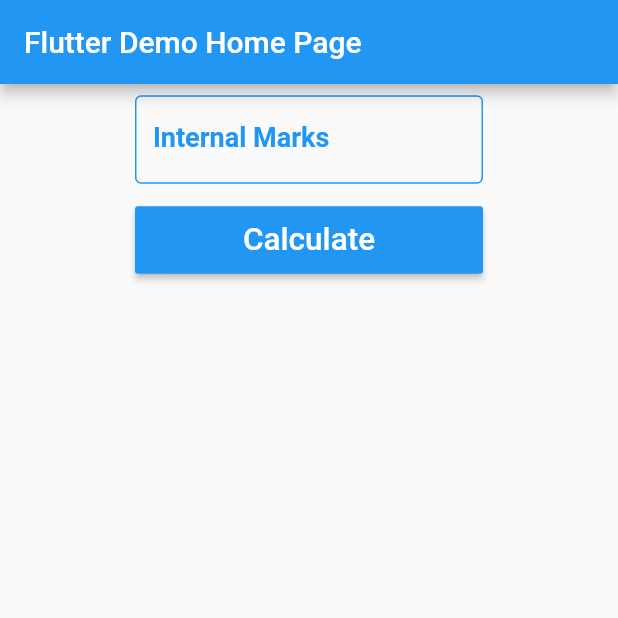
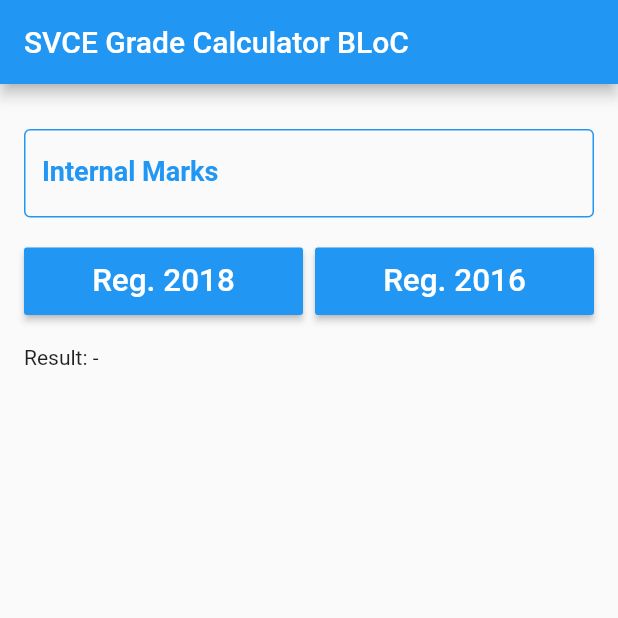
Before and after one commit to swaran18999/Grade-Calculation-using-BLoC, a Flutter app: the screen it shows after launch, on a phone screen of 412 x 824 dp, the top half of it. Run offline on Flutter 3.47's test engine with Material 2 defaults, Android fonts, the phone set to English and light mode, and no system bars; our stand-ins replace bloc, flutter_bloc; Roboto replaces fonts that are missing (Poppins-Regular).

Commit message:
Complete update

```diff
--- /dev/null
+++ b/lib/calcBloc.dart
@@ -0,0 +1,175 @@
+import 'package:bloc/bloc.dart';
+
+enum Year {
+  y2018,
+  y2016
+}
+
+abstract class CalculatorState {}
+
+class CalculatorInitial extends CalculatorState {}
+
+class CalculatorSuccess extends CalculatorState {
+  final String result;
+
+  CalculatorSuccess(this.result);
+}
+
+class CalculatorFailed extends CalculatorState {
+  final String error;
+
+  CalculatorFailed(this.error);
+}
+
+class CalculatorEvent {
+  final Year year;
+  final int numberA;
+  CalculatorEvent(this.year, this.numberA);
+}
+
+class CalculatorBloc extends Bloc<CalculatorEvent, CalculatorState> {
+  CalculatorBloc(CalculatorState initialState) : super(initialState);
+
+  @override
+  CalculatorState get initialState {
+    return CalculatorInitial();
+  }
+
+  @override
+  Stream<CalculatorState> mapEventToState(CalculatorEvent event) async* {
+    String result = "";
+    switch (event.year) {
+      case Year.y2018:
+        result = _calculateGrade2018(event.numberA.toString());
+        yield CalculatorSuccess(result);
+        break;
+      case Year.y2016:
+        result = _calculateGrade2016(event.numberA.toString());
+        yield CalculatorSuccess(result);
+        break;
+    }
+  }
+  String _calculateGrade2016(String text) {
+    String s, a, b, c, d, e;
+    double inter = 0.0;
+    List<String> ret = [];
+    inter = double.parse(text.toString()) + 50;
+    // debugPrint("Internal" + internal.text);
+    print("Inter" + inter.toString());
+    if (inter <= 90.0)
+      s = 'S Grade : Not possible';
+    else
+      s = ('S Grade : ') + ((-(inter - 91.0) + 50.0) * 2).toStringAsFixed(2);
+    ret.add(s);
+    if (inter <= 80.0)
+      a = '\nA Grade : Not possible';
+    else {
+      if ((-(inter - 81.0) + 50.0) * 2 >= 46.0)
+        a = ('\nA Grade : ') + ((-(inter - 81.0) + 50.0) * 2).toStringAsFixed(2);
+      else
+        a = 46.00.toString();
+    }
+    ret.add(a);
+    if (inter <= 70.0)
+      b = '\nB Grade : Not possible';
+    else {
+      if (((-(inter - 71.0) + 50.0) * 2) >= 46.0)
+        b = ('\nB Grade : ') + ((-(inter - 71.0) + 50.0) * 2).toStringAsFixed(2);
+      else
+        b = ('\nB Grade : ') + (46.00).toString();
+    }
+    ret.add(b);
+    if (inter <= 60.0)
+      c = '\nC Grade : Not possible';
+    else {
+      if (((-(inter - 61.0) + 50.0) * 2) >= 46.0)
+        c = ('\nC Grade : ') +
+            ((-(inter - 61.0) + 50.0) * 2).toStringAsFixed((2));
+      else
+        c = ('\nC Grade : ') + (46.00).toString();
+    }
+    ret.add(c);
+    if (inter <= 55.0)
+      d = '\nD Grade : Not possible';
+    else {
+      if (((-(inter - 56.0) + 50.0) * 2) >= 46.0)
+        d = ('\nD Grade : ') + ((-(inter - 56.0) + 50.0) * 2).toStringAsFixed(2);
+      else
+        d = ('\nD Grade : ') + (46.00).toString();
+    }
+    ret.add(d);
+    if (inter <= 50.0)
+      e = '\nE Grade : Not possible';
+    else {
+      if (((-(inter - 51.0) + 50.0) * 2) >= 46.0) {
+        if (((-(inter - 51.0) + 50.0) * 2) <= 100)
+          e = ('\nE Grade : ') +
+              ((-(inter - 51.0) + 50.0) * 2).toStringAsFixed(2);
+        else
+          e = '\nE Grade : Not possible';
+      } else
+        e = ('\nE Grade : ') + (46.00).toString();
+    }
+    ret.add(e);
+    print(ret);
+    return ret.toString();
+  }
+
+  String _calculateGrade2018(String text) {
+    String s, a, b, c, d;
+    double inter = 0.0;
+    List<String> ret = [];
+    inter = double.parse(text.toString()) + 50;
+    if (inter <= 90.0)
+      s = 'O Grade   : Not possible';
+    else
+      s = ('O Grade   : ') + ((-(inter - 91.0) + 50.0) * 2).toStringAsFixed(2);
+    ret.add(s);
+    if (inter <= 80.0)
+      a = '\nA+ Grade : Not possible';
+    else {
+      if ((-(inter - 81.0) + 50.0) * 2 >= 46.0)
+        a = ('\nA+ Grade : ') + ((-(inter - 81.0) + 50.0) * 2).toStringAsFixed(2);
+      else
+        a = ('\nA+ Grade : ') + (46.00).toString();
+    }
+    ret.add(a);
+    if (inter <= 70.0)
+      b = ('\nA Grade   : ') + 'Not possible';
+    else {
+      if (((-(inter - 71.0) + 50.0) * 2) >= 46.0)
+        b = ('\nA Grade   : ') +
+            ((-(inter - 71.0) + 50.0) * 2).toStringAsFixed(2);
+      else
+        b = ('\nA Grade   : ') + (46.00).toString();
+    }
+    ret.add(b);
+    if (inter <= 60.0)
+      c = ('\nB+ Grade : ') + 'Not possible';
+    else {
+      if (((-(inter - 61.0) + 50.0) * 2) >= 46)
+        c = ('\nB+ Grade : ') + ((-(inter - 61.0) + 50.0) * 2).toStringAsFixed(2);
+      else
+        c = ('\nB+ Grade : ') + (46.00).toString();
+    }
+    ret.add(c);
+    if (inter <= 50.0)
+      d = ('\nB Grade   : ') + 'Not possible';
+    else {
+      if (((-(inter - 51.0) + 50.0) * 2) >= 46.0) {
+        if (((-(inter - 51.0) + 50.0) * 2) <= 100)
+          d = ('\nB Grade   : ') +
+              ((-(inter - 51.0) + 50.0) * 2).toStringAsFixed(2);
+        else
+          d = ('\nB Grade   : ') + 'Not possible';
+      } else
+        d = ('\nB Grade   : ') + (46.00).toString();
+
+    }
+
+    ret.add(d);
+    // ret.add('');
+    return ret.toString();
+
+  }
+}
--- a/lib/gradeCalc.dart
+++ /dev/null
@@ -1,129 +0,0 @@
-import 'package:flutter/material.dart';
-import 'package:flutter/services.dart';
-import 'package:gradecalc/gradBloc.dart';
-
-class GradeCalc extends StatefulWidget {
-  @override
-  State<StatefulWidget> createState() {
-    return _GradeCalc();
-  }
-}
-
-// List<String> displayResult = ['', '', '', '', '', ''];
-String displayResult = "";
-enum year { y2016, y2018 }
-
-class _GradeCalc extends State<GradeCalc> {
-  TextStyle textStyle = TextStyle(
-    fontFamily: 'Poppins-Regular',
-    fontSize: 18,
-    color: Colors.blue,
-    fontWeight: FontWeight.bold,
-  );
-  TextStyle textStyle2 = TextStyle(
-    fontFamily: 'Poppins-Regular',
-    color: Colors.blue,
-  );
-  TextStyle textStyle3 = TextStyle(
-    fontFamily: 'Poppins-Regular',
-    color: Colors.red,
-  );
-
-  @override
-  String result="";
-  TextBloc _textBloc = TextBloc();
-  var _formKey = GlobalKey<FormState>();
-  Year _character = Year.y2018;
-  var _autovalidate = false;
-  var _minimumPadding = 1.5;
-  TextEditingController internal = TextEditingController();
-  int creator = 0;
-  Widget build(BuildContext context) {
-    return Scaffold(
-        body: Form(
-            key: _formKey,
-            autovalidate: _autovalidate,
-            child: StreamBuilder(
-              stream: _textBloc.textStream,
-                      builder: (ctxt, AsyncSnapshot<String> textStream) {
-            return Column(children: <Widget>[
-              Padding(
-                padding: EdgeInsets.only(top: _minimumPadding * 5),
-                child: Row(children: <Widget>[
-                  Padding(padding: EdgeInsets.only(left: _minimumPadding * 60)),
-                  Expanded(
-                      child: TextFormField(
-                          keyboardType: TextInputType.number,
-                          validator: (String value) {
-                            if (value.isEmpty) {
-                              displayResult = "";
-                              return 'Enter valid value';
-                            }
-                            if ((double.parse(value) > 50 ||
-                                double.parse(value) < 0)) {
-                              displayResult = "";
-                              return 'Enter correct mark';
-                            }
-                          },
-                          controller: internal,
-                          decoration: InputDecoration(
-                            errorStyle: textStyle3,
-                            labelText: 'Internal Marks',
-                            labelStyle: textStyle,
-                            hintText: 'Enter Internal Marks',
-                            hintStyle: textStyle2,
-                            enabledBorder: OutlineInputBorder(
-                              borderSide: BorderSide(color: Colors.blue),
-                            ),
-                            border: OutlineInputBorder(
-                                borderRadius: BorderRadius.circular(5.0)),
-                          ))),
-                  Padding(padding: EdgeInsets.only(left: _minimumPadding * 60)),
-                ]),
-              ),
-              Container(height: _minimumPadding * 10),
-              Row(
-                children: <Widget>[
-                  Padding(padding: EdgeInsets.only(left: _minimumPadding * 60)),
-                  Expanded(
-                    child: Container(
-                      height: 45.0,
-                      child: RaisedButton(
-                        child: Text(
-                          'Calculate',
-                          textScaleFactor: 1.5,
-                        ),
-                        onPressed: () {
-                          setState(() {
-                            // _textBloc.updateText(internal.text);
-
-                            if (_formKey.currentState.validate()) {
-                            //   displayResult = _calculateGrade2016();
-                            String resukt =_textBloc.updateText(internal.text).toString();
-                              print(resukt.toString());
-                              SystemChannels.textInput
-                                  .invokeMethod('TextInput.hide');
-                            }
-                          });
-                        },
-                        color: Colors.blue,
-                        textColor: Colors.white,
-                      ),
-                    ),
-                  ),
-                  Padding(padding: EdgeInsets.only(left: _minimumPadding * 60)),
-                ],
-              ),
-              Padding(
-                  padding: EdgeInsets.only(
-                      top: _minimumPadding * 10,
-                      left: _minimumPadding * 10,
-                      bottom: _minimumPadding * 10),
-                  child: Text(
-                    result,
-                    style: textStyle,
-                    textScaleFactor: 1.2,
-                  )),
-            ]);})));
-  }
-}
--- a/lib/main.dart
+++ b/lib/main.dart
@@ -1,40 +1,142 @@
 import 'package:flutter/material.dart';
-import 'package:gradecalc/gradeCalc.dart';
+import 'package:flutter_bloc/flutter_bloc.dart';
+import 'package:flutter/services.dart';
+import 'package:gradecalc/calcBloc.dart';
 
-void main() {
-  runApp(MyApp());
-}
+void main() => runApp(App());
 
-class MyApp extends StatelessWidget {
+class App extends StatelessWidget {
   @override
   Widget build(BuildContext context) {
     return MaterialApp(
-      title: 'Flutter Demo',
-      theme: ThemeData(
-        primarySwatch: Colors.blue,
-        visualDensity: VisualDensity.adaptivePlatformDensity,
-      ),
-      home: MyHomePage(title: 'Flutter Demo Home Page'),
+      home: HomeScreen(),
     );
   }
 }
 
-class MyHomePage extends StatefulWidget {
-  MyHomePage({Key key, this.title}) : super(key: key);
-  final String title;
-
-  @override
-  _MyHomePageState createState() => _MyHomePageState();
-}
-
-class _MyHomePageState extends State<MyHomePage> {
+class HomeScreen extends StatelessWidget {
+  final TextEditingController _internalController = TextEditingController();
+  final CalculatorBloc _calculatorBloc = CalculatorBloc(null);
+  TextStyle textStyle = TextStyle(
+    fontFamily: 'Poppins-Regular',
+    fontSize: 18,
+    color: Colors.blue,
+    fontWeight: FontWeight.bold,
+  );
+  TextStyle textStyle2 = TextStyle(
+    fontFamily: 'Poppins-Regular',
+    color: Colors.blue,
+  );
+  TextStyle textStyle3 = TextStyle(
+    fontFamily: 'Poppins-Regular',
+    color: Colors.red,
+  );
   @override
   Widget build(BuildContext context) {
     return Scaffold(
       appBar: AppBar(
-        title: Text(widget.title),
+        title: Text('SVCE Grade Calculator BLoC'),
       ),
-      body: GradeCalc(),
-     );
+      body: BlocProvider<CalculatorBloc>(
+        create: (context) => _calculatorBloc,
+        child: BlocListener<CalculatorBloc, CalculatorState>(
+          listener: (context, state) {
+            if (state is CalculatorFailed) {
+              Scaffold.of(context).showSnackBar(SnackBar(
+                content: Text('${state.error}'),
+              ));
+            }
+          },
+          child: SafeArea(
+            child: Padding(
+              padding: const EdgeInsets.symmetric(horizontal: 16.0),
+              child: Column(
+                crossAxisAlignment: CrossAxisAlignment.start,
+                children: <Widget>[
+                  Container(height: 30),
+                  TextField(
+                    controller: _internalController,
+                    decoration: InputDecoration(
+                      errorStyle: textStyle3,
+                      labelText: 'Internal Marks',
+                      labelStyle: textStyle,
+                      hintText: 'Enter Internal Marks',
+                      hintStyle: textStyle2,
+                      enabledBorder: OutlineInputBorder(
+                        borderSide: BorderSide(color: Colors.blue),
+                      ),
+                      border: OutlineInputBorder(
+                          borderRadius: BorderRadius.circular(5.0)),
+                    ),
+                    keyboardType: TextInputType.number,
+                  ),
+                  Container(
+                    height: 20,
+                  ),
+                  Row(
+                    children: <Widget>[
+                      Expanded(
+                        child: Container(
+                          height: 45.0,
+                          child: RaisedButton(
+                            color: Colors.blue,
+                            textColor: Colors.white,
+                            child: Text(
+                              'Reg. 2018',
+                              textScaleFactor: 1.5,
+                            ),
+                            onPressed: () {
+                              calculate(Year.y2018);
+                            },
+                          ),
+                        ),
+                      ),
+                      SizedBox(width: 8.0),
+                      Expanded(
+                        child: Container(
+                          height: 45.0,
+                          child: RaisedButton(
+                            color: Colors.blue,
+                            textColor: Colors.white,
+                            child: Text(
+                              'Reg. 2016',
+                              textScaleFactor: 1.5,
+                            ),
+                            onPressed: () {
+                              calculate(Year.y2016);
+                            },
+                          ),
+                        ),
+                      )
+                    ],
+                  ),
+                  SizedBox(height: 20.0),
+                  BlocBuilder<CalculatorBloc, CalculatorState>(
+                    builder: (context, state) {
+                      if (state is CalculatorInitial) {
+                        return Text('Result: -');
+                      } else if (state is CalculatorSuccess) {
+                        return Text(
+                          '${state.result.substring(1, state.result.length - 1)}',
+                          style: textStyle,
+                          textScaleFactor: 1.2,
+                        );
+                      } else {
+                        return Container();
+                      }
+                    },
+                  ),
+                ],
+              ),
+            ),
+          ),
+        ),
+      ),
+    );
+  }
+
+  void calculate(Year year) {
+    int numberA = int.parse(_internalController.text.toString());
+    _calculatorBloc.add(CalculatorEvent(year, numberA));
   }
 }
--- a/pubspec.yaml
+++ b/pubspec.yaml
@@ -23,6 +23,7 @@ environment:
 dependencies:
   flutter:
     sdk: flutter
+  flutter_bloc: ^6.0.6
 
 
   # The following adds the Cupertino Icons font to your application.
```
Also changed, not shown: lib/gradBloc.dart (+8 -5 lines), pubspec.lock, 1 other file.
